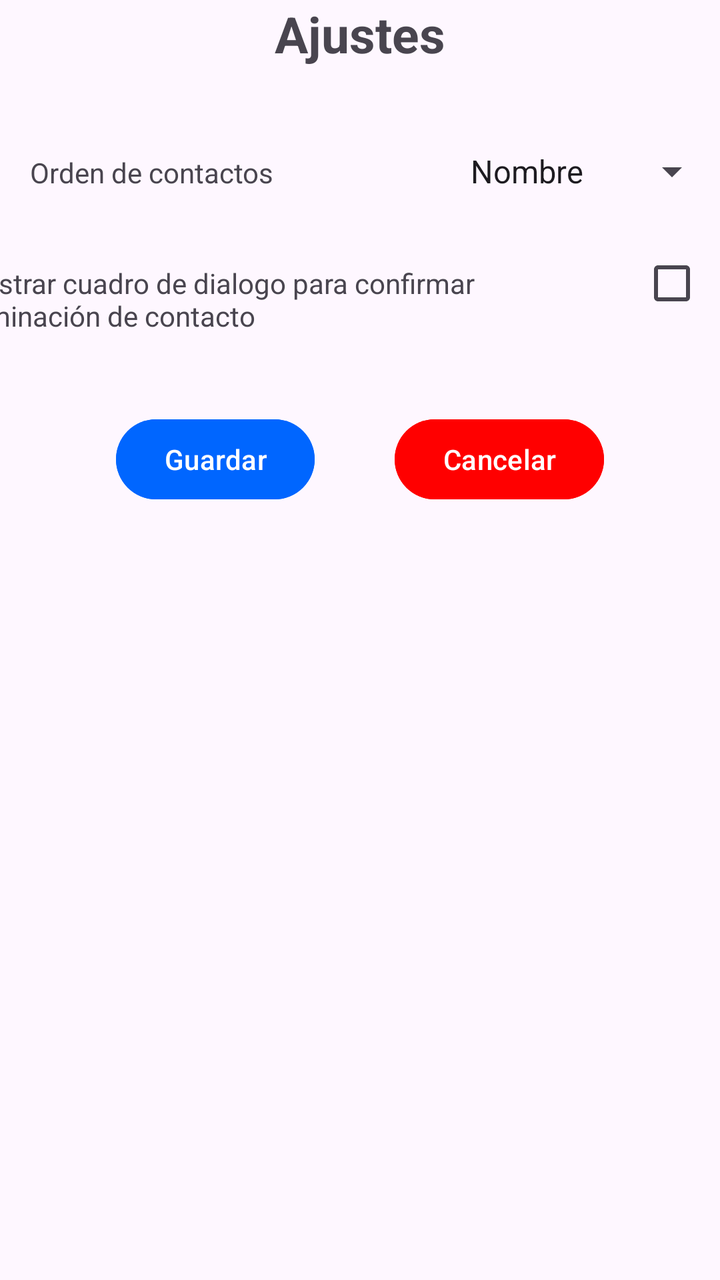
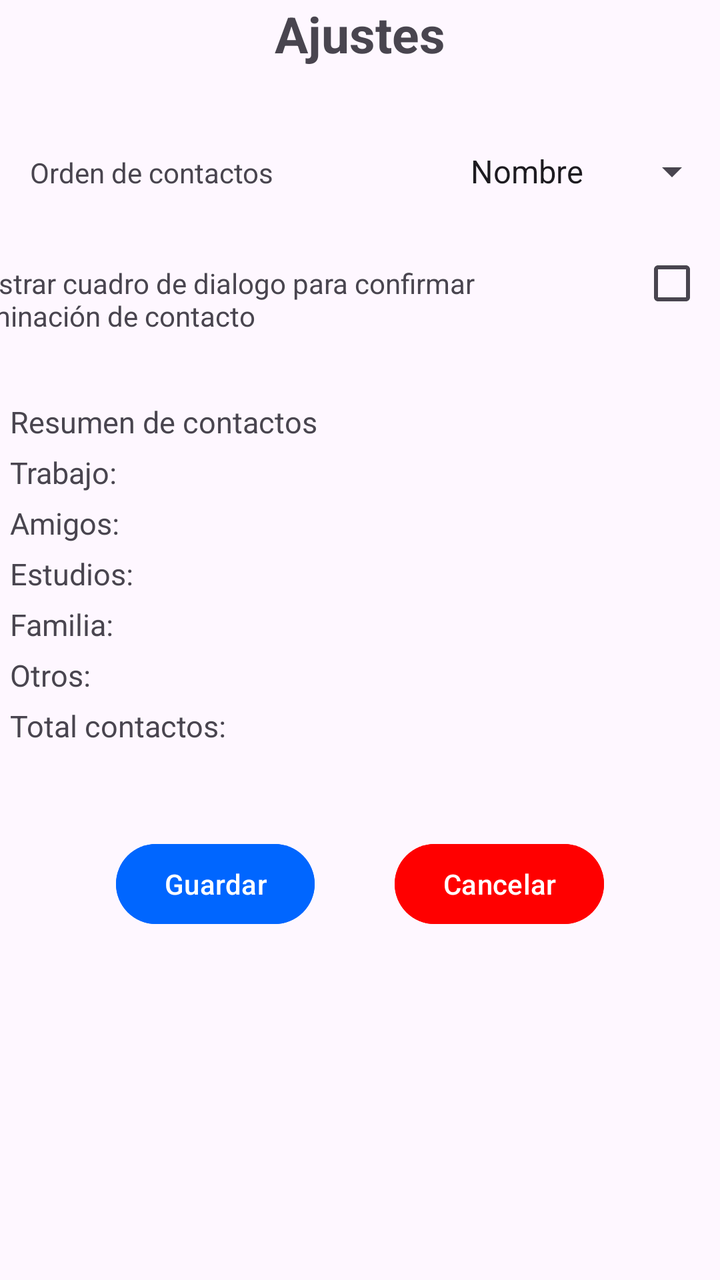

Compare the two renders of this Android layout. The source of the first and the diff that turns it into the second are given below.
<!-- AndroidManifest.xml: application theme Theme.MiAgenda -->
<!-- res/layout/activity_ajustes.xml -->
<?xml version="1.0" encoding="utf-8"?>
<androidx.constraintlayout.widget.ConstraintLayout xmlns:android="http://schemas.android.com/apk/res/android"
    xmlns:app="http://schemas.android.com/apk/res-auto"
    xmlns:tools="http://schemas.android.com/tools"
    android:id="@+id/main"
    android:layout_width="match_parent"
    android:layout_height="match_parent"
    tools:context=".AjustesActivity">

    <TextView
        android:id="@+id/title"
        android:layout_width="wrap_content"
        android:layout_height="wrap_content"
        android:text="@string/title_ajustes"
        app:layout_constraintTop_toTopOf="parent"
        app:layout_constraintEnd_toEndOf="parent"
        app:layout_constraintStart_toStartOf="parent"
        android:textSize="25sp"
        android:textStyle="bold"
        />

    
    <TextView
        android:id="@+id/nameLabel"
        android:layout_width="wrap_content"
        android:layout_height="wrap_content"
        app:layout_constraintStart_toStartOf="parent"
        android:text="@string/contact_order"
        android:paddingEnd="15dp"
        android:paddingStart="15dp"
        app:layout_constraintBaseline_toBaselineOf="@+id/order"
        />
    <Spinner
        android:id="@+id/order"
        android:layout_width="wrap_content"
        android:layout_height="wrap_content"
        android:layout_marginTop="40dp"
        app:layout_constraintEnd_toEndOf="parent"
        app:layout_constraintTop_toBottomOf="@+id/title"
        android:entries="@array/contact_order"

        />

    <TextView
        android:layout_width="300dp"
        android:layout_height="wrap_content"
        app:layout_constraintStart_toStartOf="parent"
        app:layout_constraintEnd_toStartOf="@id/order"
        app:layout_constraintBaseline_toBaselineOf="@+id/remove_policy"
        android:text="@string/remove_alert"
        android:paddingStart="15dp"
        android:paddingEnd="15dp"
        />

    <CheckBox
        android:id="@+id/remove_policy"
        android:layout_width="wrap_content"
        android:layout_height="wrap_content"
        android:layout_marginTop="20dp"
        app:layout_constraintTop_toBottomOf="@+id/order"
        app:layout_constraintEnd_toEndOf="parent"

        />

    <Button
        android:id="@+id/btnSaveSettings"
        android:layout_width="wrap_content"
        android:layout_height="wrap_content"
        android:text="@string/save"
        app:layout_constraintStart_toStartOf="parent"
        app:layout_constraintEnd_toStartOf="@id/btnCancelSettings"
        android:backgroundTint="@color/blue"
        app:layout_constraintHorizontal_chainStyle="packed"
        android:layout_marginEnd="20dp"
        app:layout_constraintBaseline_toBaselineOf="@+id/btnCancelSettings"

        />
    <Button
        android:id="@+id/btnCancelSettings"
        android:layout_width="wrap_content"
        android:layout_height="wrap_content"
        android:layout_marginTop="40dp"
        android:text="@string/cancel"
        app:layout_constraintStart_toEndOf="@id/btnSaveSettings"
        app:layout_constraintTop_toBottomOf="@+id/remove_policy"
        app:layout_constraintEnd_toEndOf="parent"
        app:layout_constraintHorizontal_chainStyle="packed"
        android:backgroundTint="@color/red"
        android:layout_marginStart="20dp"
        />


</androidx.constraintlayout.widget.ConstraintLayout>
<!-- resources referenced by this layout -->
<resources>
  <string-array name="contact_order">
          <item>Nombre</item>
          <item>Categoria</item>
      </string-array>
  <color name="blue">#0066FF</color>
  <color name="red">#FF0000</color>
  <string name="cancel">Cancelar</string>
  <string name="contact_order">Orden de contactos</string>
  <string name="remove_alert">Mostrar cuadro de dialogo para confirmar eliminación de contacto</string>
  <string name="save">Guardar</string>
  <string name="title_ajustes">Ajustes</string>
  <style name="Theme.MiAgenda" parent="Base.Theme.MiAgenda" />
  <style name="Base.Theme.MiAgenda" parent="Theme.Material3.DayNight.NoActionBar">
          
          
      </style>
</resources>

<!-- the commit's change to res/layout/activity_ajustes.xml (unified diff, before → after) -->
@@ -62,6 +62,146 @@
 
         />
 
+    <TextView
+        android:id="@+id/summary"
+        android:layout_width="wrap_content"
+        android:layout_height="wrap_content"
+        android:text="@string/summary"
+        android:padding="5dp"
+        android:textSize="15sp"
+        app:layout_constraintStart_toStartOf="parent"
+        app:layout_constraintTop_toBottomOf="@+id/remove_policy"
+        android:layout_marginTop="30dp"
+        />
+
+    <TextView
+        android:id="@+id/work"
+        android:layout_width="wrap_content"
+        android:layout_height="wrap_content"
+        android:text="@string/work"
+        android:padding="5dp"
+        android:textSize="15sp"
+        app:layout_constraintStart_toStartOf="parent"
+        app:layout_constraintBaseline_toBaselineOf="@+id/work_count"
+        android:layout_marginTop="20dp"
+
+        />
+    <TextView
+        android:id="@+id/work_count"
+        android:layout_width="wrap_content"
+        android:layout_height="wrap_content"
+        android:paddingStart="0dp"
+        android:paddingEnd="10dp"
+        android:textSize="15sp"
+        app:layout_constraintTop_toBottomOf="@+id/summary"
+        app:layout_constraintStart_toEndOf="@id/work"
+        />
+
+    <TextView
+        android:id="@+id/friends"
+        android:layout_width="wrap_content"
+        android:layout_height="wrap_content"
+        android:text="@string/friends"
+        android:padding="5dp"
+        android:textSize="15sp"
+        app:layout_constraintStart_toStartOf="parent"
+        app:layout_constraintBaseline_toBaselineOf="@+id/friends_count"
+        />
+    <TextView
+        android:id="@+id/friends_count"
+        android:layout_width="wrap_content"
+        android:layout_height="wrap_content"
+        android:paddingStart="0dp"
+        android:paddingEnd="10dp"
+        android:textSize="15sp"
+        app:layout_constraintTop_toBottomOf="@+id/work"
+        app:layout_constraintStart_toEndOf="@id/friends"
+        />
+
+    <TextView
+        android:id="@+id/studies"
+        android:layout_width="wrap_content"
+        android:layout_height="wrap_content"
+        android:text="@string/studies"
+        android:padding="5dp"
+        android:textSize="15sp"
+        app:layout_constraintStart_toStartOf="parent"
+        app:layout_constraintBaseline_toBaselineOf="@+id/studies_count"
+        />
+    <TextView
+        android:id="@+id/studies_count"
+        android:layout_width="wrap_content"
+        android:layout_height="wrap_content"
+        android:paddingStart="0dp"
+        android:paddingEnd="10dp"
+        android:textSize="15sp"
+        app:layout_constraintTop_toBottomOf="@+id/friends"
+        app:layout_constraintStart_toEndOf="@id/studies"
+        />
+
+    <TextView
+        android:id="@+id/family"
+        android:layout_width="wrap_content"
+        android:layout_height="wrap_content"
+        android:text="@string/family"
+        android:padding="5dp"
+        android:textSize="15sp"
+        app:layout_constraintStart_toStartOf="parent"
+        app:layout_constraintBaseline_toBaselineOf="@+id/family_count"
+        />
+    <TextView
+        android:id="@+id/family_count"
+        android:layout_width="wrap_content"
+        android:layout_height="wrap_content"
+        android:paddingStart="0dp"
+        android:paddingEnd="10dp"
+        android:textSize="15sp"
+        app:layout_constraintTop_toBottomOf="@+id/studies"
+        app:layout_constraintStart_toEndOf="@id/family"
+        />
+
+    <TextView
+        android:id="@+id/other"
+        android:layout_width="wrap_content"
+        android:layout_height="wrap_content"
+        android:text="@string/other"
+        android:padding="5dp"
+        android:textSize="15sp"
+        app:layout_constraintStart_toStartOf="parent"
+        app:layout_constraintBaseline_toBaselineOf="@+id/other_count"
+        />
+    <TextView
+        android:id="@+id/other_count"
+        android:layout_width="wrap_content"
+        android:layout_height="wrap_content"
+        android:paddingStart="0dp"
+        android:paddingEnd="10dp"
+        android:textSize="15sp"
+        app:layout_constraintTop_toBottomOf="@+id/family"
+        app:layout_constraintStart_toEndOf="@id/other"
+        />
+
+    <TextView
+        android:id="@+id/total"
+        android:layout_width="wrap_content"
+        android:layout_height="wrap_content"
+        android:text="@string/total"
+        android:padding="5dp"
+        android:textSize="15sp"
+        app:layout_constraintStart_toStartOf="parent"
+        app:layout_constraintBaseline_toBaselineOf="@+id/total_count"
+        />
+    <TextView
+        android:id="@+id/total_count"
+        android:layout_width="wrap_content"
+        android:layout_height="wrap_content"
+        android:paddingStart="0dp"
+        android:paddingEnd="10dp"
+        android:textSize="15sp"
+        app:layout_constraintTop_toBottomOf="@+id/other"
+        app:layout_constraintStart_toEndOf="@id/total"
+        />
+
     <Button
         android:id="@+id/btnSaveSettings"
         android:layout_width="wrap_content"
@@ -82,12 +222,23 @@
         android:layout_marginTop="40dp"
         android:text="@string/cancel"
         app:layout_constraintStart_toEndOf="@id/btnSaveSettings"
-        app:layout_constraintTop_toBottomOf="@+id/remove_policy"
+        app:layout_constraintTop_toBottomOf="@+id/total"
         app:layout_constraintEnd_toEndOf="parent"
         app:layout_constraintHorizontal_chainStyle="packed"
         android:backgroundTint="@color/red"
         android:layout_marginStart="20dp"
         />
 
+    <ProgressBar
+        android:id="@+id/loading"
+        android:layout_width="wrap_content"
+        android:layout_height="wrap_content"
+        android:visibility="gone"
+        app:layout_constraintTop_toTopOf="parent"
+        app:layout_constraintBottom_toBottomOf="parent"
+        app:layout_constraintStart_toStartOf="parent"
+        app:layout_constraintEnd_toEndOf="parent"
+        />
+
 
 </androidx.constraintlayout.widget.ConstraintLayout>
<!-- resource entries referenced after the edit -->
@@ -8,9 +8,16 @@
   <color name="red">#FF0000</color>
   <string name="cancel">Cancelar</string>
   <string name="contact_order">Orden de contactos</string>
+  <string name="family">Familia: </string>
+  <string name="friends">Amigos: </string>
+  <string name="other">Otros: </string>
   <string name="remove_alert">Mostrar cuadro de dialogo para confirmar eliminación de contacto</string>
   <string name="save">Guardar</string>
+  <string name="studies">Estudios: </string>
+  <string name="summary">Resumen de contactos</string>
   <string name="title_ajustes">Ajustes</string>
+  <string name="total">Total contactos: </string>
+  <string name="work">Trabajo: </string>
   <style name="Theme.MiAgenda" parent="Base.Theme.MiAgenda" />
   <style name="Base.Theme.MiAgenda" parent="Theme.Material3.DayNight.NoActionBar">
           
